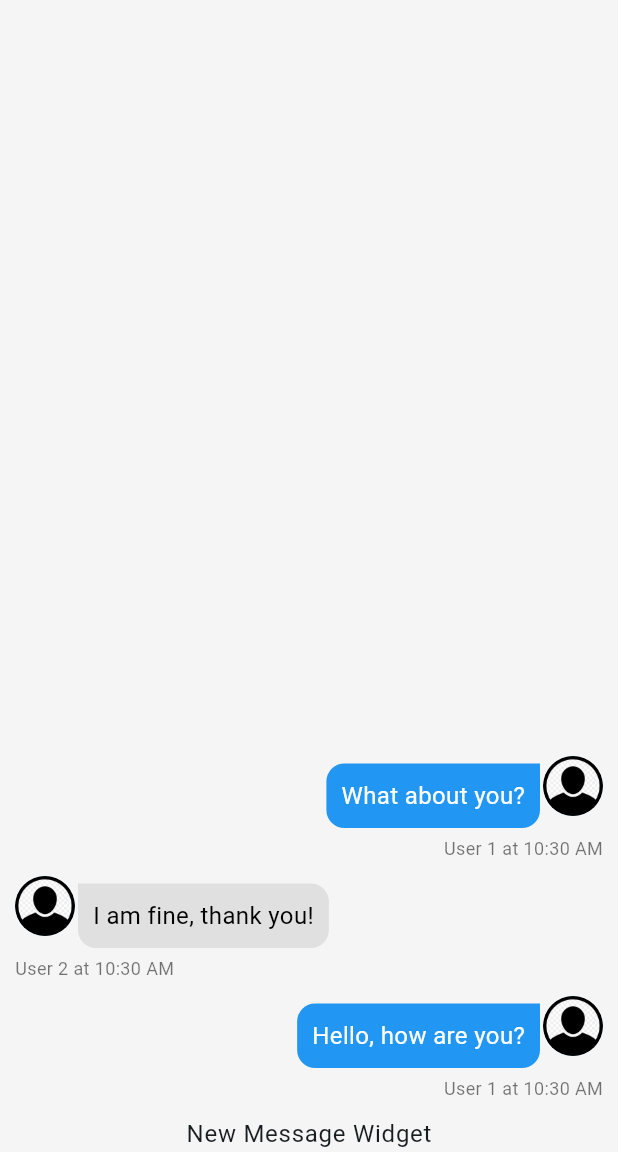
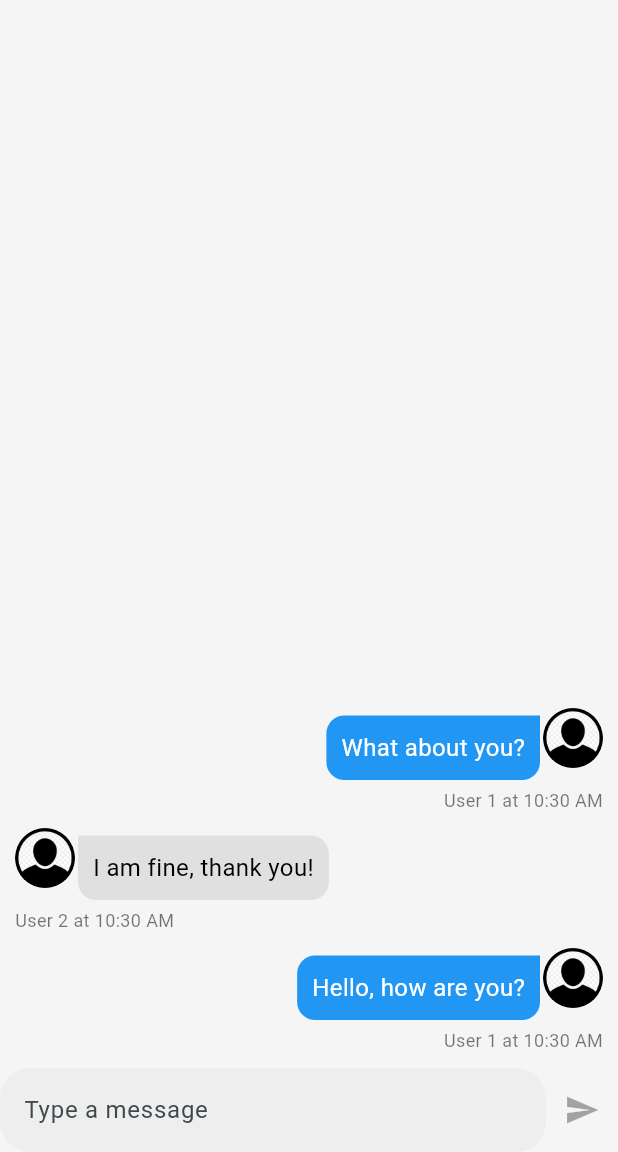
Before and after one commit to dilersik/chat_flutter, a Flutter app: the screen it shows after launch, on a phone screen of 412 x 824 dp, the part 84-1236 px from its top. Run offline on Flutter 3.47's test engine with Material 3 defaults, Android fonts, the phone set to English and light mode, and no system bars; our stand-ins replace image_picker; accounts and stored records are empty.

Commit message:
385. Componente New Message

```diff
--- a/lib/core/services/chat/chat_service_mock.dart
+++ b/lib/core/services/chat/chat_service_mock.dart
@@ -51,7 +51,7 @@ class ChatServiceMock implements ChatService {
       userImageUrl: user.imageUrl,
     );
     _messages.add(chat);
-    _messagesStreamController?.add(_messages);
+    _messagesStreamController?.add(_messages.reversed.toList());
     return chat;
   }
 
--- a/lib/widgets/new_message_widget.dart
+++ b/lib/widgets/new_message_widget.dart
@@ -1,22 +1,51 @@
+import 'package:chat_flutter/core/services/auth/auth_service.dart';
+import 'package:chat_flutter/core/services/chat/chat_service.dart';
 import 'package:flutter/material.dart';
 
-class NewMessageWidget extends StatelessWidget {
-  const NewMessageWidget({
-    super.key,
-    // required this.NewMessage,
-    // required this.onMessageTap,
-  });
+class NewMessageWidget extends StatefulWidget {
+  const NewMessageWidget({super.key});
 
-  // final List<Message> NewMessage;
-  // final Function(Message) onMessageTap;
+  @override
+  State<NewMessageWidget> createState() => _NewMessageWidgetState();
+}
+
+class _NewMessageWidgetState extends State<NewMessageWidget> {
+  String _enteredMessage = '';
+  final _messageController = TextEditingController();
 
   @override
   Widget build(BuildContext context) {
-    return Center(
-      child: Text(
-        'New Message Widget',
-        style: Theme.of(context).textTheme.bodyLarge,
-      ),
+    return Row(
+      children: [
+        Expanded(
+          child: TextField(
+            controller: _messageController,
+            onChanged: (value) => setState(() => _enteredMessage = value),
+            decoration: InputDecoration(
+              hintText: 'Type a message',
+              border: OutlineInputBorder(borderRadius: BorderRadius.circular(20), borderSide: BorderSide.none),
+              filled: true,
+              fillColor: Colors.grey[200],
+            ),
+            onSubmitted: (_) => _enteredMessage.trim().isEmpty ? null : _sendMessage(),
+          ),
+        ),
+        IconButton(icon: Icon(Icons.send), onPressed: _enteredMessage.trim().isEmpty ? null : () => _sendMessage()),
+      ],
     );
   }
+
+  Future<void> _sendMessage() async {
+    if (_enteredMessage.trim().isEmpty) {
+      return;
+    }
+    final user = AuthService().currentUser;
+    if (user == null) {
+      return;
+    }
+    await ChatService().save(_enteredMessage, user);
+
+    _messageController.clear();
+    setState(() => _enteredMessage = '');
+  }
 }
```
